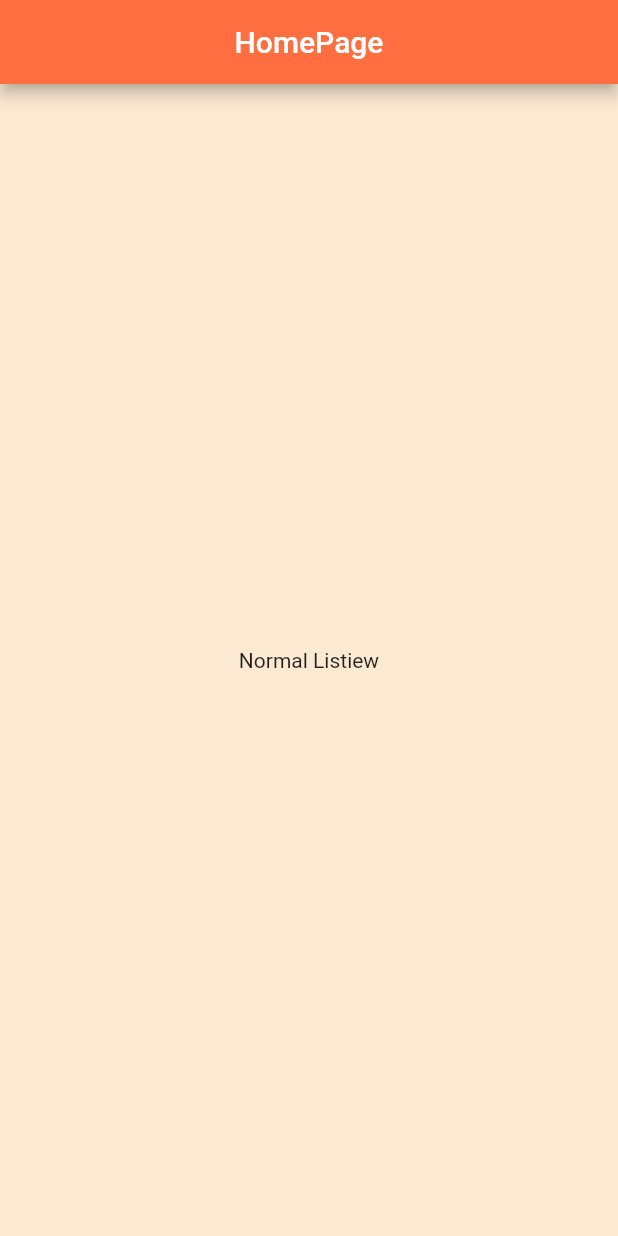
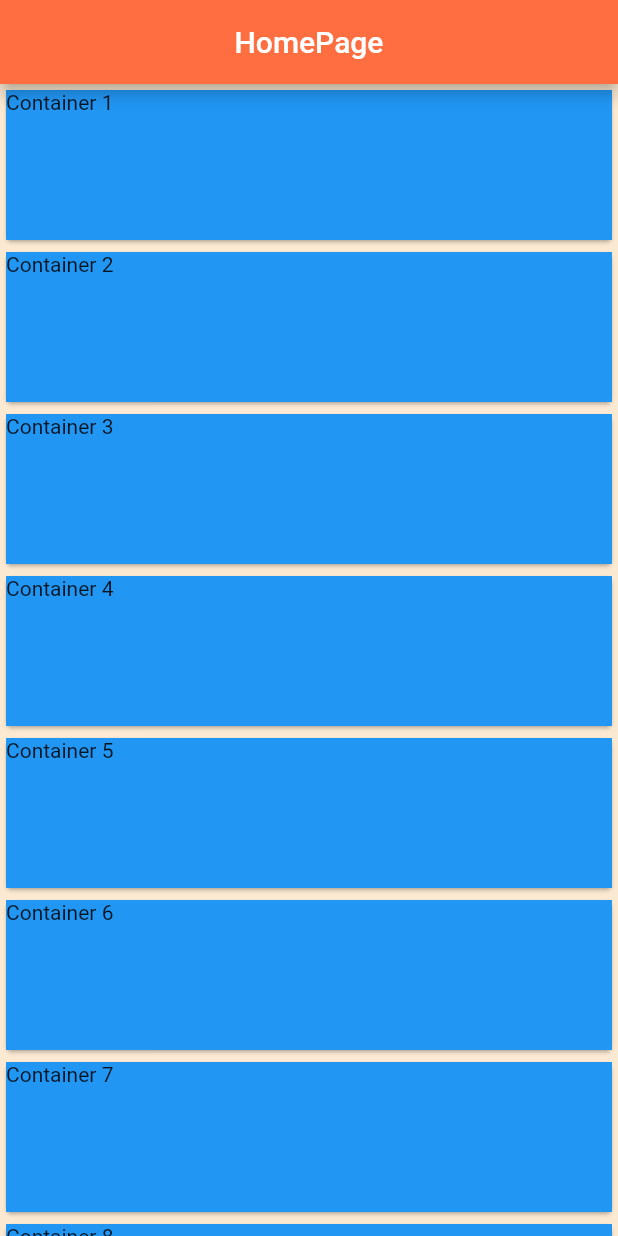
Before and after one commit to Sabinkc/flutter_extraclass_project, a Flutter app: the screen it shows after launch, on a phone screen of 412 x 824 dp. Run offline on Flutter 3.47's test engine with Material 2 defaults, Android fonts, the phone set to English and light mode, and no system bars; missing offline and left inert: dart:html, spincircle_bottom_bar.

Commit message:
completed listview

```diff
--- a/lib/listview/normal_listview.dart
+++ b/lib/listview/normal_listview.dart
@@ -1,4 +1,5 @@
 import 'package:flutter/cupertino.dart';
+import 'package:flutter/material.dart';
 import 'package:flutter/src/widgets/container.dart';
 import 'package:flutter/src/widgets/framework.dart';
 
@@ -7,8 +8,19 @@ class NormalListView extends StatelessWidget {
 
   @override
   Widget build(BuildContext context) {
-    return Center(
-      child: Text("Normal Listiew"),
+    return ListView(
+      // Row + singlechildscrollview(scroll direction:Axis.horizontal)
+      // Column + singlechildScrolllview(scroll direction: Axis.vertical)
+      children: List.generate(
+          100,
+          (index) => Card(
+                child: Container(
+                  child: Text("Container ${index + 1}"),
+                  color: Colors.blue,
+                  height: 100,
+                  width: 250,
+                ),
+              )),
     );
   }
 }
```
Also changed, not shown: lib/listview/builder_listview.dart (+10 -3 lines), lib/listview/separated_listivew.dart (+30 -3 lines).
